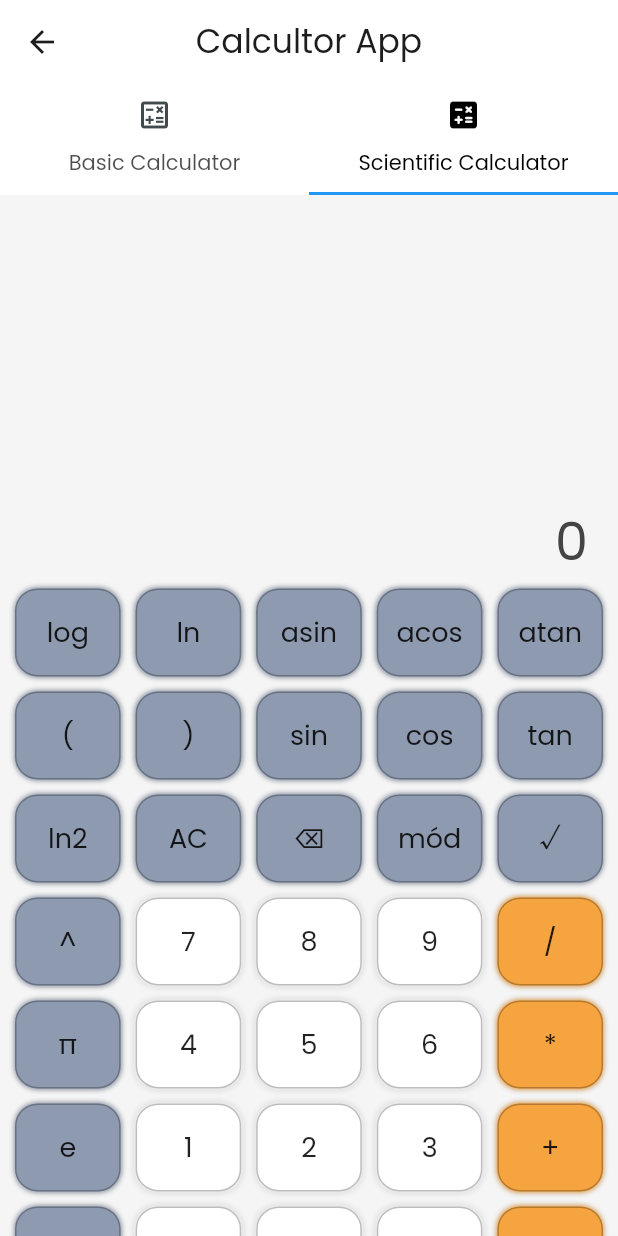
After one commit to alexanderKalema/Intersavy, a Flutter app: the CalculatorScreen screen opened by its route, tab 2 chosen, on a phone screen of 412 x 824 dp. The commit adds this screen. Run offline on Flutter 3.47's test engine with Material 2 defaults, Android fonts, the phone set to English and light mode, and no system bars; our stand-ins replace auto_route, bloc, flutter_bloc, just_audio, math_expressions, on_audio_query and 1 more.

Commit message:
Task-7 implemented calculator but still needs work on error handling

```diff
--- a/lib/constants.dart
+++ b/lib/constants.dart
@@ -11,4 +11,25 @@ const CLOCK_MINUTE_HAND =Colors.black;
 const CLOCK_SECOND_HAND = Colors.blue;
 const CLOCK_INNER_CIRCLE = Colors.white;
 const CLOCK_OUTER_CIRCLE = Colors.white54;
-const ICON_COLOR = Color(0xFF414A4C) ;
+const BUTTON_SECONDARY = Color(0xFFF6a43F);
+const ICON_COLOR = Color(0xFF414A4C);
+
+
+const List<String> simpleCalculatorKeys = [
+  "AC", "⌫", "%", "/",
+  "7", "8", "9", "*",
+  "4", "5", "6", "-",
+  "1", "2", "3", "+",
+  ".", "0", "", "="
+];
+
+const scientificCalculatorKeys = [
+  "log", "ln", "asin", "acos",
+  "atan", "(", ")", "sin",
+  "cos", "tan", "ln2", "AC",
+  "⌫", " mód ", "√", "^",
+  "7", "8", "9", "/",
+  "π", "4", "5", "6", "*",
+  "e", "1", "2", "3", "+",
+  "%", ".", "0", "=", "-"
+];
--- a/lib/main.dart
+++ b/lib/main.dart
@@ -1,6 +1,6 @@
 import 'package:android_app_development/services/app_router.gr.dart';
-import 'package:android_app_development/services/bloc/home_bloc.dart';
-import 'package:android_app_development/services/bloc/home_event.dart';
+import 'package:android_app_development/services/bloc/home/home_bloc.dart';
+import 'package:android_app_development/services/bloc/home/home_event.dart';
 import 'package:android_app_development/services/stop_watch_service.dart';
 import 'package:android_app_development/utilities/my_theme.dart';
 import 'package:flutter/material.dart';
--- a/lib/models/generic_circle.dart
+++ b/lib/models/generic_circle.dart
@@ -6,6 +6,7 @@ class GenericCircle extends StatelessWidget {
   final double width;
   final Widget child;
   final bool isCircle;
+  final bool? isCalculatorButton;
   final void Function()? onTap;
   final Color? fillColor;
 
@@ -17,6 +18,7 @@ class GenericCircle extends StatelessWidget {
     required this.isCircle,
     this.fillColor,
     this.onTap,
+    this.isCalculatorButton,
   }) : super(key: key);
 
   @override
@@ -31,21 +33,22 @@ class GenericCircle extends StatelessWidget {
             color: fillColor ?? Colors.white,
             shape: isCircle ? BoxShape.circle : BoxShape.rectangle,
             border: Border.all(
-              color: fillColor ??  BUTTON_PRIMARY,
-              width: 4,
+              color:  isCalculatorButton?? false ? Colors.black26  : fillColor ??  BUTTON_PRIMARY,
+              width: isCalculatorButton?? false ? 1 : 4,
             ),
             borderRadius: isCircle ? null : BorderRadius.circular(15),
-            boxShadow: const [
+            boxShadow:  [
               BoxShadow(
                 color: Colors.black26,
-                offset: Offset(20, 20),
-                blurRadius: 40,
+                offset: isCalculatorButton?? false ? Offset(0,0) : Offset(20, 20),
+                blurRadius: isCalculatorButton?? false ? 3 :40,
               ),
               BoxShadow(
-                color: Colors.white,
-                offset: Offset(-1, -1),
-                blurRadius: 7,
+                color: isCalculatorButton?? false ? fillColor ?? Colors.white54 :Colors.white,
+                offset: isCalculatorButton?? false ? Offset(0, 0) :Offset(-1, -1),
+                blurRadius: isCalculatorButton?? false ? 2:7,
               )
+
             ]),
         child: child,
       ),
--- /dev/null
+++ b/lib/models/keyboard.dart
@@ -0,0 +1,60 @@
+import 'package:android_app_development/constants.dart';
+import 'generic_circle.dart';
+import 'package:flutter/material.dart';
+
+typedef CallbackButtonTap = void Function({String buttonText});
+
+class Keyboard extends StatelessWidget {
+  const Keyboard(
+      {super.key, required this.onTap,
+      required this.keyboardSigns,
+      required this.isScientific});
+
+  final CallbackButtonTap onTap;
+  final List<String> keyboardSigns;
+  final bool isScientific;
+
+  @override
+  Widget build(BuildContext context) {
+    return SizedBox(
+        height: isScientific
+            ? MediaQuery.of(context).size.height * 0.53
+            : MediaQuery.of(context).size.height * 0.37,
+        child: GridView.builder(
+          shrinkWrap: true,
+          padding: const EdgeInsets.symmetric(horizontal: 10, vertical: 5),
+          gridDelegate: SliverGridDelegateWithFixedCrossAxisCount(
+            mainAxisSpacing: 10,
+            crossAxisCount: isScientific ? 5 : 4,
+            crossAxisSpacing: 10,
+            childAspectRatio: isScientific ? 1.2 : 1.6,
+          ),
+          itemCount: keyboardSigns.length,
+          itemBuilder: (context, index) => GenericCircle(
+            height: 80,
+            width: 40,
+            isCircle: false,
+            isCalculatorButton: true,
+            fillColor: (!isScientific)
+                ? (index % 4 == 3)
+                    ? BUTTON_SECONDARY
+                    : (index < 4)
+                        ? BUTTON_PRIMARY
+                        : Colors.white54
+                : (index % 5 == 0 || index < 15)
+                    ? BUTTON_PRIMARY
+                    : (index % 5 == 4)
+                        ? BUTTON_SECONDARY
+                        : Colors.white,
+            child: Center(
+                child: Text(
+              keyboardSigns[index],
+              style: TextStyle(
+                  fontWeight: FontWeight.w500,
+                  fontSize: isScientific ? 18 : 24),
+            )),
+            onTap: () => onTap(buttonText: keyboardSigns[index]),
+          ),
+        ));
+  }
+}
--- /dev/null
+++ b/lib/services/bloc/calculator/calculator_state.dart
@@ -0,0 +1,38 @@
+part of 'calculator_bloc.dart';
+
+ class CalculatorState {
+
+  String operandOne = '0';
+  String operandTwo = '';
+  String mathOperators = '';
+  String mathEquation = '0';
+  String mathResult = '';
+  double equationFontSize = 35.0;
+  double resultFontSize = 25.0;
+
+ CalculatorState copyWith(CalculatorState old){
+   return CalculatorState() .. operandOne = old.operandOne
+                            .. operandTwo = old.operandTwo
+                            .. mathOperators = old.mathOperators
+                            .. mathEquation = old.mathEquation
+                            .. mathResult = old.mathResult
+                            .. equationFontSize = old.equationFontSize
+                            .. resultFontSize = old.resultFontSize;
+
+
+ }
+
+}
+
+class CalcInitial extends CalculatorState {
+
+  CalcInitial._sharedInstance();
+  static final CalcInitial _shared = CalcInitial._sharedInstance();
+  factory CalcInitial() => _shared;
+}
+
+class CalcError extends CalculatorState {
+  final String error;
+
+  CalcError(this.error);
+}
--- a/lib/services/bloc/home_bloc.dart
+++ b/lib/services/bloc/home/home_bloc.dart
@@ -1,5 +1,5 @@
-import 'package:android_app_development/services/bloc/home_event.dart';
-import 'package:android_app_development/services/bloc/home_state.dart';
+import 'package:android_app_development/services/bloc/home/home_event.dart';
+import 'package:android_app_development/services/bloc/home/home_state.dart';
 import 'package:bloc/bloc.dart';
 import 'package:flutter/material.dart';
 
--- a/lib/ui/calculator_screen.dart
+++ b/lib/ui/calculator_screen.dart
@@ -1,12 +1,152 @@
 import 'package:flutter/material.dart';
+import 'package:flutter_bloc/flutter_bloc.dart';
+import '../constants.dart';
+import '../services/bloc/calculator/calculator_bloc.dart';
+import '../models/keyboard.dart';
 
-class CalculatorScreen extends StatelessWidget {
+class CalculatorScreen extends StatefulWidget {
   const CalculatorScreen({Key? key}) : super(key: key);
 
   @override
+  State<CalculatorScreen> createState() => _CalculatorScreenState();
+}
+
+class _CalculatorScreenState extends State<CalculatorScreen>
+    with SingleTickerProviderStateMixin {
+  late TabController _tabController;
+
+  bool scientificKeyboard = false;
+
+  @override
+  void initState() {
+    super.initState();
+    _tabController = TabController(length: 2, vsync: this, initialIndex: 0);
+  }
+
+  @override
   Widget build(BuildContext context) {
-    return  Scaffold(
-      body: const Text('Calculator Screen')
+    return Scaffold(
+      appBar: AppBar(
+        title: const Text('Calcultor App'),
+        bottom: TabBar(
+          labelColor: Colors.black,
+          controller: _tabController,
+          tabs: const [
+            Tab(icon: Icon(Icons.calculate_outlined), text: 'Basic Calculator'),
+            Tab(
+                icon: Icon(Icons.calculate_rounded),
+                text: 'Scientific Calculator'),
+          ],
+        ),
+      ),
+      body: TabBarView(
+        controller: _tabController,
+        children: [
+          BlocProvider(
+            create: (context) => SimpleCalculatorBloc(),
+            child: BlocConsumer<SimpleCalculatorBloc, CalculatorState>(
+                listener: (context, state) {
+              if (state is CalcError) {
+                ScaffoldMessenger.of(context).showSnackBar(
+                  SnackBar(
+                    content: Text(state.error),
+                    backgroundColor: Colors.red,
+                  ),
+                );
+              }
+            }, builder: (context, state) {
+              return Column(children: [
+                Expanded(child: SizedBox()),
+                Padding(
+                    padding: const EdgeInsets.only(left: 20.0, right: 20.0),
+                    child: SizedBox(
+                      width: double.infinity,
+                      child: Column(
+                        crossAxisAlignment: CrossAxisAlignment.end,
+                        children: <Widget>[
+                          state.operandOne != ''
+                              ? _inOutExpression(
+                                  state.operandOne, state.equationFontSize)
+                              : Container(),
+                          state.mathOperators != ''
+                              ? _inOutExpression(
+                                  state.mathOperators, state.equationFontSize)
+                              : Container(),
+                          state.operandTwo != ''
+                              ? _inOutExpression(
+                                  state.operandTwo, state.equationFontSize)
+                              : Container(),
+                          state.mathResult != ''
+                              ? _inOutExpression(
+                                  state.mathResult, state.resultFontSize)
+                              : Container(),
+                        ],
+                      ),
+                    )),
+                Keyboard(
+                  isScientific: false,
+                  keyboardSigns: simpleCalculatorKeys,
+                  onTap: context.read<SimpleCalculatorBloc>().calculate,
+                ),
+              ]);
+            }),
+          ),
+          BlocProvider(
+            create: (context) => SimpleCalculatorBloc(),
+            child: BlocConsumer<SimpleCalculatorBloc, CalculatorState>(
+                listener: (context, state) {
+              if (state is CalcError) {
+                ScaffoldMessenger.of(context).showSnackBar(
+                  SnackBar(
+                    content: Text(state.error),
+                    backgroundColor: Colors.blue,
+                  ),
+                );
+              }
+            }, builder: (context, state) {
+              return Column(children: [
+                Expanded(child: SizedBox()),
+                Padding(
+                  padding: EdgeInsets.only(left: 20.0, right: 20.0),
+                  child: SizedBox(
+                    width: double.infinity,
+                    child: Column(
+                      crossAxisAlignment: CrossAxisAlignment.end,
+                      mainAxisAlignment: MainAxisAlignment.end,
+                      children: <Widget>[
+                        _inOutExpression(state.mathEquation ,state.equationFontSize),
+                        state.mathResult != '' ? _inOutExpression(state.mathResult, state.resultFontSize) : Container(),
+                      ],
+                    ),
+                  ),
+                ),
+                Keyboard(
+                  isScientific: true,
+                  keyboardSigns: scientificCalculatorKeys,
+                  onTap: context.read<SimpleCalculatorBloc>().calculate,
+                ),
+              ]);
+            }),
+          )
+        ],
+      ),
+    );
+  }
+
+  Widget _inOutExpression(text, double size) {
+    return SingleChildScrollView(
+      reverse: true,
+      scrollDirection: Axis.horizontal,
+      child: Align(
+        alignment: Alignment.centerRight,
+        child: Text(
+          text is double ? text.toStringAsFixed(2) : text.toString(),
+          style: TextStyle(
+            color: Color(0xFF444444),
+            fontSize: size,
+          ),
+        ),
+      ),
     );
   }
 }
--- a/lib/ui/home_screen.dart
+++ b/lib/ui/home_screen.dart
@@ -3,8 +3,8 @@ import 'package:auto_route/auto_route.dart';
 import 'package:flutter/material.dart';
 import 'package:android_app_development/models/my_appbar.dart';
 import 'package:flutter_bloc/flutter_bloc.dart';
-import 'package:android_app_development/services/bloc/home_bloc.dart';
-import 'package:android_app_development/services/bloc/home_state.dart';
+import 'package:android_app_development/services/bloc/home/home_bloc.dart';
+import 'package:android_app_development/services/bloc/home/home_state.dart';
 
 class HomeScreen extends StatefulWidget {
   const HomeScreen({Key? key}) : super(key: key);
--- a/pubspec.yaml
+++ b/pubspec.yaml
@@ -45,6 +45,7 @@ dependencies:
   permission_handler: ^10.2.0
   just_audio: ^0.9.32
   bloc: ^8.1.1
+  math_expressions: ^2.4.0
 dev_dependencies:
   flutter_test:
     sdk: flutter
```
Also changed, not shown: lib/services/bloc/calculator/calculator_bloc.dart (added, +198 -0 lines), lib/services/bloc/home/home_event.dart (renamed from lib/services/bloc/home_event.dart), lib/services/bloc/home/home_state.dart (renamed from lib/services/bloc/home_state.dart).
